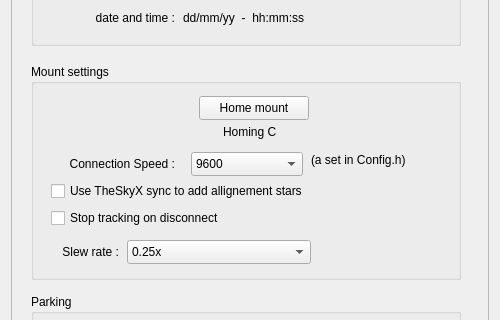
First picture: the form in OnStep.ui, repository rpineau/OnStep, before the edit; both pictures show x 0 to 500 and y 277 to 597 of the 500 by 766 pixel window.
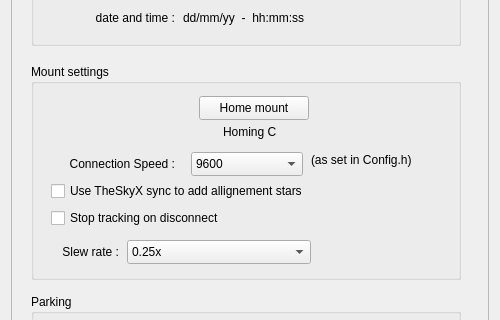
Second picture: the form after the edit. Icons and pictures are not drawn. Custom widgets are drawn as their Qt base class.

Commit message: Fixing typo and adding UUID to inosetup file

What changed in the file:
```diff
--- a/OnStep.ui
+++ b/OnStep.ui
@@ -508,7 +508,7 @@
         </rect>
        </property>
        <property name="text">
-        <string>(a set in Config.h)</string>
+        <string>(as set in Config.h)</string>
        </property>
       </widget>
      </widget>
```
The commit also changes 1 other file.
